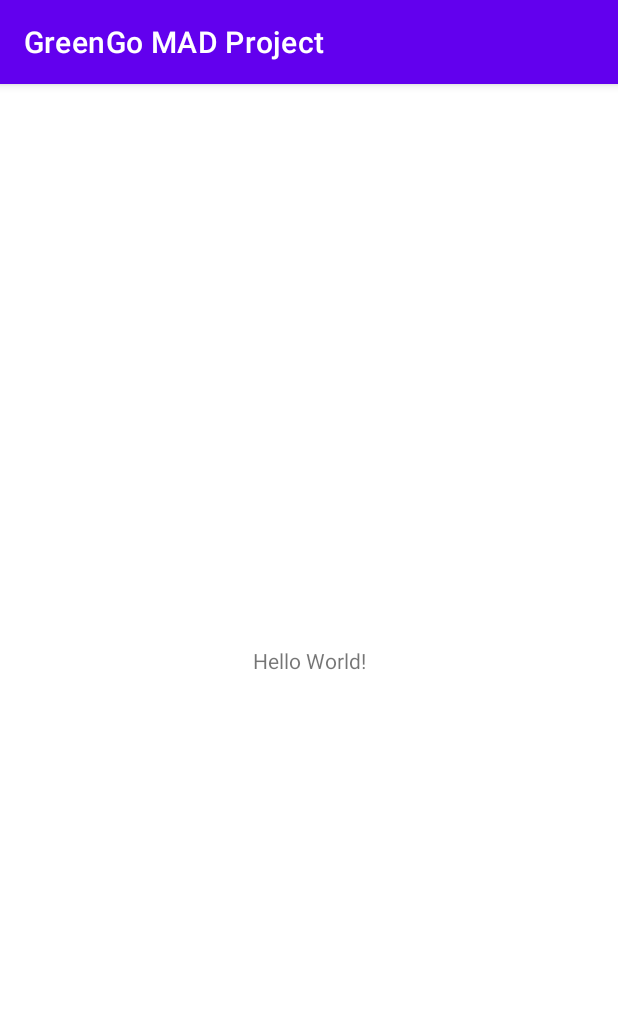
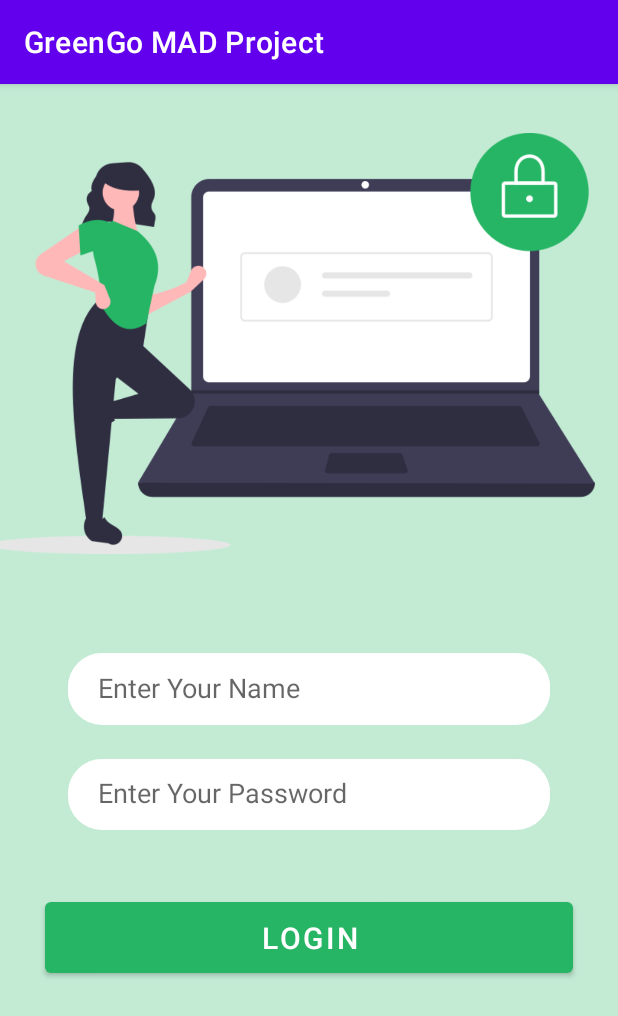
Before and after one commit to Shan-Joel/GreenGo-MAD-Project, an Android app: the screen it shows after launch (MainActivity before the commit, Login_Form after it), on a phone screen of 412 x 824 dp. Shown: the top 1016 px of the screen. Run offline under Robolectric (Android 15) with nearby library versions, the phone set to English and light mode, and no system bars.

Commit message:
created home page and login page

```diff
--- /dev/null
+++ b/app/src/main/java/com/example/greengomadproject/Login_Form.java
@@ -0,0 +1,14 @@
+package com.example.greengomadproject;
+
+import androidx.appcompat.app.AppCompatActivity;
+
+import android.os.Bundle;
+
+public class Login_Form extends AppCompatActivity {
+
+    @Override
+    protected void onCreate(Bundle savedInstanceState) {
+        super.onCreate(savedInstanceState);
+        setContentView(R.layout.activity_login_form);
+    }
+}
--- /dev/null
+++ b/app/src/main/res/drawable/editext_white.xml
@@ -0,0 +1,9 @@
+<?xml version="1.0" encoding="utf-8"?>
+<selector xmlns:android="http://schemas.android.com/apk/res/android">
+    <item>
+        <shape android:shape="rectangle">
+            <corners android:radius="50dp"></corners>
+            <solid android:color="#fff"></solid>
+        </shape>
+    </item>
+</selector>
--- /dev/null
+++ b/app/src/main/res/drawable/white_background.xml
@@ -0,0 +1,10 @@
+<?xml version="1.0" encoding="utf-8"?>
+<selector xmlns:android="http://schemas.android.com/apk/res/android">
+    <item>
+        <shape android:shape="rectangle">
+            <solid android:color="#fff"></solid>
+            <stroke android:color="#fff" android:width="1dp"></stroke>
+            <corners android:radius="22dp"></corners>
+        </shape>
+    </item>
+</selector>
--- /dev/null
+++ b/app/src/main/res/layout/activity_login_form.xml
@@ -0,0 +1,116 @@
+<?xml version="1.0" encoding="utf-8"?>
+<androidx.constraintlayout.widget.ConstraintLayout xmlns:android="http://schemas.android.com/apk/res/android"
+    xmlns:app="http://schemas.android.com/apk/res-auto"
+    xmlns:tools="http://schemas.android.com/tools"
+    android:id="@+id/loginBtn"
+    android:layout_width="match_parent"
+    android:layout_height="match_parent"
+    android:background="#421AB15B"
+    tools:context="@string/headingOneHome">
+
+    <ImageView
+        android:id="@+id/loginImage"
+        android:layout_width="404dp"
+        android:layout_height="359dp"
+        android:layout_marginStart="3dp"
+        android:layout_marginLeft="3dp"
+        android:layout_marginTop="16dp"
+        android:layout_marginEnd="24dp"
+        android:layout_marginRight="24dp"
+        android:layout_marginBottom="200dp"
+        app:layout_constraintBottom_toTopOf="@+id/linearLayout3"
+        app:layout_constraintEnd_toEndOf="parent"
+        app:layout_constraintHorizontal_bias="0.6"
+        app:layout_constraintStart_toStartOf="parent"
+        app:layout_constraintTop_toTopOf="parent"
+        app:layout_constraintVertical_bias="0.12"
+        app:srcCompat="@drawable/login2" />
+
+    <LinearLayout
+        android:id="@+id/linearLayout3"
+        android:layout_width="321dp"
+        android:layout_height="47dp"
+        android:background="@drawable/white_background"
+        android:orientation="vertical"
+        app:layout_constraintBottom_toBottomOf="parent"
+        app:layout_constraintEnd_toEndOf="parent"
+        app:layout_constraintStart_toStartOf="parent"
+        app:layout_constraintTop_toTopOf="parent"
+        app:layout_constraintVertical_bias="0.526">
+
+    </LinearLayout>
+
+    <LinearLayout
+        android:id="@+id/linearLayout4"
+        android:layout_width="321dp"
+        android:layout_height="47dp"
+        android:layout_marginTop="2dp"
+        android:background="@drawable/white_background"
+
+        android:orientation="vertical"
+        app:layout_constraintBottom_toBottomOf="parent"
+        app:layout_constraintEnd_toEndOf="parent"
+        app:layout_constraintStart_toStartOf="parent"
+        app:layout_constraintTop_toTopOf="parent"
+        app:layout_constraintVertical_bias="0.526">
+
+        <EditText
+            android:id="@+id/editTextTextPersonName"
+            android:layout_width="match_parent"
+            android:layout_height="45dp"
+            android:layout_marginLeft="20dp"
+            android:background="@drawable/editext_white"
+            android:ems="10"
+            android:hint="Enter Your Name"
+            android:inputType="textPersonName"
+            tools:ignore="TouchTargetSizeCheck" />
+
+    </LinearLayout>
+
+    <LinearLayout
+        android:id="@+id/linearLayout5"
+        android:layout_width="321dp"
+        android:layout_height="47dp"
+        android:layout_marginTop="150dp"
+        android:background="@drawable/white_background"
+        android:orientation="vertical"
+        app:layout_constraintBottom_toBottomOf="parent"
+        app:layout_constraintEnd_toEndOf="parent"
+        app:layout_constraintStart_toStartOf="parent"
+        app:layout_constraintTop_toTopOf="parent"
+        app:layout_constraintVertical_bias="0.526">
+
+        <EditText
+            android:id="@+id/editTextTextPersonEmail"
+            android:layout_width="match_parent"
+            android:layout_height="45dp"
+            android:layout_marginLeft="20dp"
+            android:background="@drawable/editext_white"
+            android:ems="10"
+            android:hint="Enter Your Password"
+            android:inputType="textPersonName"
+            tools:ignore="TouchTargetSizeCheck" />
+
+
+    </LinearLayout>
+
+    <Button
+        android:id="@+id/button"
+        android:layout_width="match_parent"
+        android:layout_height="wrap_content"
+        android:layout_marginLeft="30dp"
+        android:layout_marginRight="30dp"
+        android:paddingTop="10dp"
+        android:paddingBottom="10dp"
+        android:text="@string/loginBtn"
+        android:textSize="20dp"
+        app:backgroundTint="#25B564"
+        app:layout_constraintBottom_toBottomOf="parent"
+        app:layout_constraintCircleRadius="50dp"
+        app:layout_constraintEnd_toEndOf="parent"
+        app:layout_constraintStart_toStartOf="parent"
+        app:layout_constraintTop_toBottomOf="@+id/linearLayout5"
+        app:layout_constraintVertical_bias="0.2" />
+
+
+</androidx.constraintlayout.widget.ConstraintLayout>
--- a/app/src/main/res/layout/activity_main.xml
+++ b/app/src/main/res/layout/activity_main.xml
@@ -4,15 +4,16 @@
     xmlns:tools="http://schemas.android.com/tools"
     android:layout_width="match_parent"
     android:layout_height="match_parent"
+    android:background="@color/material_on_surface_stroke"
     tools:context=".MainActivity">
 
     <TextView
+        android:id="@+id/textView"
         android:layout_width="wrap_content"
         android:layout_height="wrap_content"
-        android:text="Hello World!"
+        android:text="TextView"
         app:layout_constraintBottom_toBottomOf="parent"
-        app:layout_constraintLeft_toLeftOf="parent"
-        app:layout_constraintRight_toRightOf="parent"
+        app:layout_constraintEnd_toEndOf="parent"
+        app:layout_constraintStart_toStartOf="parent"
         app:layout_constraintTop_toTopOf="parent" />
-
 </androidx.constraintlayout.widget.ConstraintLayout>
```
Also changed, not shown: app/src/main/AndroidManifest.xml (+10 -1 lines), app/src/main/java/com/example/greengomadproject/MainActivity2.java (added, +14 -0 lines), app/src/main/java/com/example/greengomadproject/SignUp_Form.java (added, +14 -0 lines), app/src/main/res/drawable/background_login.xml (added, +8 -0 lines), app/src/main/res/drawable/white_button.xml (added, +9 -0 lines), app/src/main/res/layout/activity_main2.xml (added, +105 -0 lines), app/src/main/res/layout/activity_sign_up_form.xml (added, +84 -0 lines), app/src/main/res/values/strings.xml (+9 -0 lines), app/src/main/res/drawable/background.png (added), app/src/main/res/drawable/login2.png (added), app/src/main/res/drawable/loginimage.png (added), app/src/main/res/drawable/loginimage2.png (added), app/src/main/res/drawable/personbanner.png (added), app/src/main/res/drawable/signupwelcomepng.png (added).
